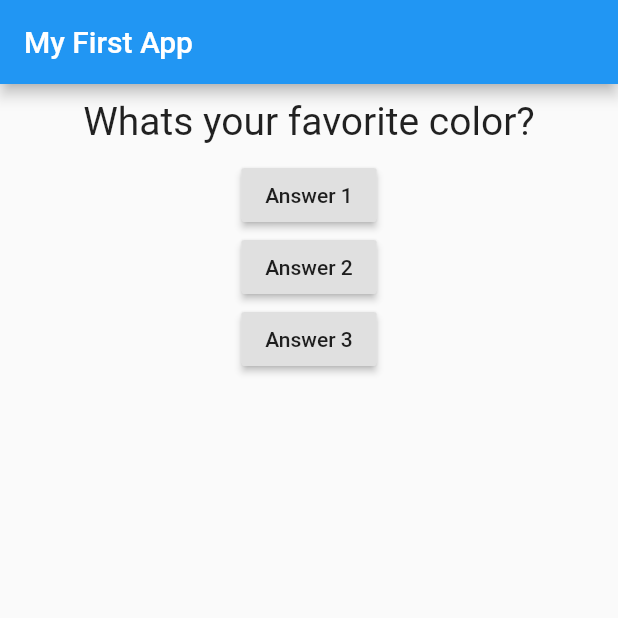
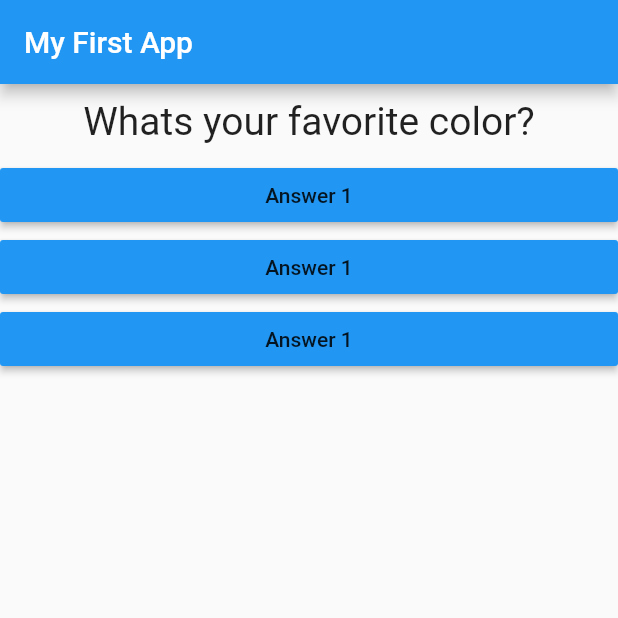
Before and after one commit to pyzen5/quiz, a Flutter app: the screen it shows after launch, on a phone screen of 412 x 824 dp, the top half of it. Run offline on Flutter 3.47's test engine with Material 2 defaults, Android fonts, the phone set to English and light mode, and no system bars.

```diff
--- /dev/null
+++ b/lib/answer.dart
@@ -0,0 +1,19 @@
+import 'package:flutter/material.dart';
+
+class Answer extends StatelessWidget {
+  final Function selectHandler;
+
+  Answer(this.selectHandler);
+
+  @override
+  Widget build(BuildContext context) {
+    return Container(
+      width: double.infinity,
+      child: RaisedButton(
+        color: Colors.blue,
+        child: Text('Answer 1'),
+        onPressed: selectHandler,
+      ),
+    );
+  }
+}
--- a/lib/main.dart
+++ b/lib/main.dart
@@ -1,5 +1,6 @@
 import 'package:flutter/material.dart';
 import './questions.dart';
+import './answer.dart';
 
 // void main() {
 //   runApp(MyApp());
@@ -40,15 +41,9 @@ class _MyAppState extends State<MyApp> {
         body: Column(
           children: [
             Question(questions[_questionIndex]),
-            RaisedButton(child: Text('Answer 1'), onPressed: _answerQuestion),
-            RaisedButton(
-              child: Text('Answer 2'),
-              onPressed: () => print('Answer 2 Chosen!'),
-            ),
-            RaisedButton(
-              child: Text('Answer 3'),
-              onPressed: () => print('Answer 3 Chosen!'),
-            ),
+            Answer(_answerQuestion),
+            Answer(_answerQuestion),
+            Answer(_answerQuestion),
           ],
         ),
       ),
```
